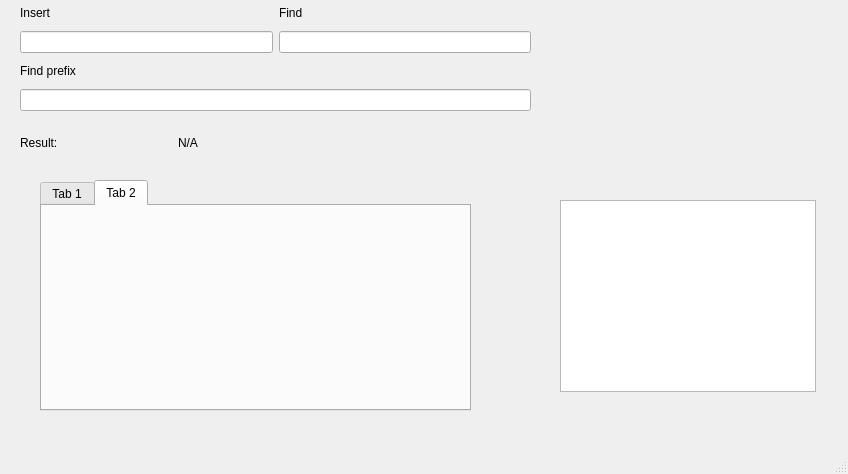
The window that mainwindow.ui (sangpham2710/CS163-Project) describes before a commit, drawn with Qt 5.
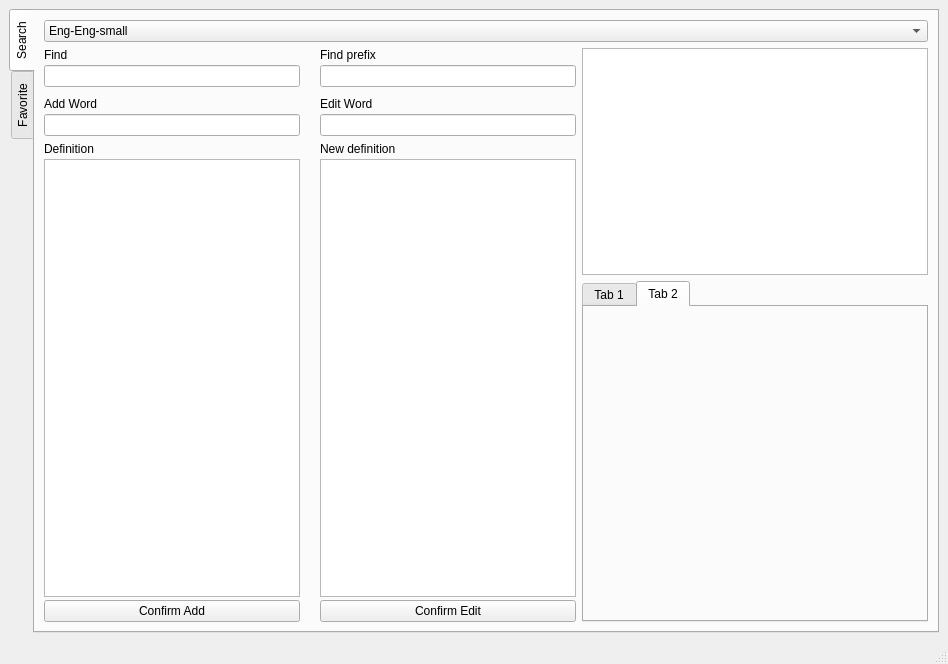
The same window after the commit.

Commit message: debug trie SIGSEGV when trying to getPrefix

```diff
--- a/mainwindow.ui
+++ b/mainwindow.ui
@@ -6,117 +6,248 @@
    <rect>
     <x>0</x>
     <y>0</y>
-    <width>848</width>
-    <height>474</height>
+    <width>948</width>
+    <height>664</height>
    </rect>
   </property>
   <property name="windowTitle">
    <string>MainWindow</string>
   </property>
   <widget class="QWidget" name="centralwidget">
-   <widget class="QWidget" name="layoutWidget">
-    <property name="geometry">
-     <rect>
-      <x>20</x>
-      <y>120</y>
-      <width>309</width>
-      <height>45</height>
-     </rect>
-    </property>
+   <layout class="QHBoxLayout" name="horizontalLayout_5">
+    <item>
+     <widget class="QTabWidget" name="tabWidget">
+      <property name="tabPosition">
+       <enum>QTabWidget::West</enum>
+      </property>
+      <property name="tabShape">
+       <enum>QTabWidget::Rounded</enum>
+      </property>
+      <property name="currentIndex">
+       <number>0</number>
+      </property>
+      <property name="tabsClosable">
+       <bool>false</bool>
+      </property>
+      <property name="movable">
+       <bool>true</bool>
+      </property>
+      <property name="tabBarAutoHide">
+       <bool>false</bool>
+      </property>
+      <widget class="QWidget" name="tabSearch">
+       <attribute name="title">
+        <string>Search</string>
+       </attribute>
+       <layout class="QVBoxLayout" name="verticalLayout_12">
+        <item>
+         <layout class="QVBoxLayout" name="verticalLayout_13">
+          <item>
+           <widget class="QComboBox" name="comboBoxDictionary">
+            <item>
+             <property name="text">
+              <string>Eng-Eng-small</string>
+             </property>
+            </item>
+            <item>
+             <property name="text">
+              <string>Eng-Eng</string>
+             </property>
+            </item>
+            <item>
+             <property name="text">
+              <string>Eng-Vie</string>
+             </property>
+            </item>
+            <item>
+             <property name="text">
+              <string>Vie-Eng</string>
+             </property>
+            </item>
+            <item>
+             <property name="text">
+              <string>Slang</string>
+             </property>
+            </item>
+            <item>
+             <property name="text">
+              <string>Emotional</string>
+             </property>
+            </item>
+           </widget>
+          </item>
+          <item>
     <layout class="QHBoxLayout" name="horizontalLayout">
      <item>
-      <widget class="QLabel" name="label_3">
-       <property name="text">
-        <string>Result:</string>
-       </property>
-      </widget>
-     </item>
-     <item>
-      <widget class="QLabel" name="resultLabel">
-       <property name="text">
-        <string>N/A</string>
-       </property>
-      </widget>
-     </item>
-    </layout>
-   </widget>
-   <widget class="QListWidget" name="listWidget">
-    <property name="geometry">
-     <rect>
-      <x>560</x>
-      <y>200</y>
-      <width>256</width>
-      <height>192</height>
-     </rect>
-    </property>
-   </widget>
-   <widget class="QWidget" name="layoutWidget">
-    <property name="geometry">
-     <rect>
-      <x>20</x>
-      <y>0</y>
-      <width>511</width>
-      <height>111</height>
-     </rect>
-    </property>
-    <layout class="QVBoxLayout" name="verticalLayout_4">
+             <layout class="QVBoxLayout" name="verticalLayout_10">
+              <property name="spacing">
+               <number>10</number>
+              </property>
      <item>
       <layout class="QHBoxLayout" name="horizontalLayout_2">
+                <property name="spacing">
+                 <number>20</number>
+                </property>
        <item>
-        <layout class="QVBoxLayout" name="verticalLayout">
-         <item>
-          <widget class="QLabel" name="insertLabel">
-           <property name="text">
-            <string>Insert</string>
-           </property>
-          </widget>
-         </item>
+                 <layout class="QVBoxLayout" name="verticalLayout_8">
+                  <property name="spacing">
+                   <number>3</number>
+                  </property>
          <item>
-          <widget class="QLineEdit" name="insertLineEdit"/>
-         </item>
-        </layout>
-       </item>
-       <item>
-        <layout class="QVBoxLayout" name="verticalLayout_2">
-         <item>
-          <widget class="QLabel" name="label_2">
+                   <widget class="QLabel" name="labelFind">
            <property name="text">
             <string>Find</string>
            </property>
           </widget>
          </item>
          <item>
-          <widget class="QLineEdit" name="findLineEdit"/>
+                   <widget class="QLineEdit" name="lineEditFind"/>
          </item>
         </layout>
        </item>
-      </layout>
-     </item>
      <item>
-      <layout class="QVBoxLayout" name="verticalLayout_3">
+                 <layout class="QVBoxLayout" name="verticalLayout_7">
+                  <property name="spacing">
+                   <number>3</number>
+                  </property>
        <item>
-        <widget class="QLabel" name="label_4">
+                   <widget class="QLabel" name="labelFindPrefix">
          <property name="text">
           <string>Find prefix</string>
          </property>
         </widget>
        </item>
        <item>
-        <widget class="QLineEdit" name="findPrefixLineEdit"/>
+                   <widget class="QLineEdit" name="lineEditFindPrefix"/>
        </item>
       </layout>
      </item>
     </layout>
-   </widget>
-   <widget class="QTabWidget" name="tabWidget">
-    <property name="geometry">
-     <rect>
-      <x>40</x>
-      <y>180</y>
-      <width>431</width>
-      <height>231</height>
-     </rect>
-    </property>
+              </item>
+              <item>
+               <layout class="QHBoxLayout" name="horizontalLayout_3">
+                <property name="spacing">
+                 <number>20</number>
+                </property>
+                <item>
+                 <layout class="QVBoxLayout" name="verticalLayout_3">
+                  <property name="spacing">
+                   <number>6</number>
+                  </property>
+                  <item>
+                   <layout class="QVBoxLayout" name="verticalLayout">
+                    <property name="spacing">
+                     <number>3</number>
+                    </property>
+                    <item>
+                     <widget class="QLabel" name="labelAddWord">
+                      <property name="sizePolicy">
+                       <sizepolicy hsizetype="Preferred" vsizetype="Preferred">
+                        <horstretch>0</horstretch>
+                        <verstretch>0</verstretch>
+                       </sizepolicy>
+                      </property>
+                      <property name="text">
+                       <string>Add Word</string>
+                      </property>
+                     </widget>
+                    </item>
+                    <item>
+                     <widget class="QLineEdit" name="lineEditAddWord"/>
+                    </item>
+                   </layout>
+                  </item>
+                  <item>
+                   <layout class="QVBoxLayout" name="verticalLayout_2">
+                    <property name="spacing">
+                     <number>3</number>
+                    </property>
+                    <item>
+                     <widget class="QLabel" name="labelAddWordDefinition">
+                      <property name="text">
+                       <string>Definition</string>
+                      </property>
+                     </widget>
+                    </item>
+                    <item>
+                     <widget class="QTextEdit" name="textEditAddWordDefinition"/>
+                    </item>
+                    <item>
+                     <widget class="QPushButton" name="pushButtonAddWord">
+                      <property name="text">
+                       <string>Confirm Add</string>
+                      </property>
+                     </widget>
+                    </item>
+                   </layout>
+                  </item>
+                 </layout>
+                </item>
+                <item>
+                 <layout class="QVBoxLayout" name="verticalLayout_6">
+                  <property name="spacing">
+                   <number>6</number>
+                  </property>
+                  <item>
+                   <layout class="QVBoxLayout" name="verticalLayout_4">
+                    <property name="spacing">
+                     <number>3</number>
+                    </property>
+                    <item>
+                     <widget class="QLabel" name="labelEditWord">
+                      <property name="sizePolicy">
+                       <sizepolicy hsizetype="Preferred" vsizetype="Preferred">
+                        <horstretch>0</horstretch>
+                        <verstretch>0</verstretch>
+                       </sizepolicy>
+                      </property>
+                      <property name="text">
+                       <string>Edit Word</string>
+                      </property>
+                     </widget>
+                    </item>
+                    <item>
+                     <widget class="QLineEdit" name="lineEditEditWord"/>
+                    </item>
+                   </layout>
+                  </item>
+                  <item>
+                   <layout class="QVBoxLayout" name="verticalLayout_5">
+                    <property name="spacing">
+                     <number>3</number>
+                    </property>
+                    <item>
+                     <widget class="QLabel" name="labelEditWordDefinition">
+                      <property name="text">
+                       <string>New definition</string>
+                      </property>
+                     </widget>
+                    </item>
+                    <item>
+                     <widget class="QTextEdit" name="textEditEditWordDefinition"/>
+                    </item>
+                    <item>
+                     <widget class="QPushButton" name="pushButtonEditWord">
+                      <property name="text">
+                       <string>Confirm Edit</string>
+                      </property>
+                     </widget>
+                    </item>
+                   </layout>
+                  </item>
+                 </layout>
+                </item>
+               </layout>
+              </item>
+             </layout>
+            </item>
+            <item>
+             <layout class="QVBoxLayout" name="verticalLayout_11" stretch="2,3">
+              <item>
+               <widget class="QListWidget" name="listWidgetSearchResult"/>
+              </item>
+              <item>
+               <widget class="QTabWidget" name="tabWidgetWord">
     <property name="currentIndex">
      <number>1</number>
     </property>
@@ -131,6 +262,23 @@
      </attribute>
     </widget>
    </widget>
+              </item>
+             </layout>
+            </item>
+           </layout>
+          </item>
+         </layout>
+        </item>
+       </layout>
+      </widget>
+      <widget class="QWidget" name="tabFavorite">
+       <attribute name="title">
+        <string>Favorite</string>
+       </attribute>
+      </widget>
+     </widget>
+    </item>
+   </layout>
   </widget>
   <widget class="QMenuBar" name="menubar">
    <property name="geometry">
```
Left out of the diff: 2 changed lines with no effect on the pictures. Lines whose indentation alone changed are shown as unchanged. The commit also changes 11 other files.
